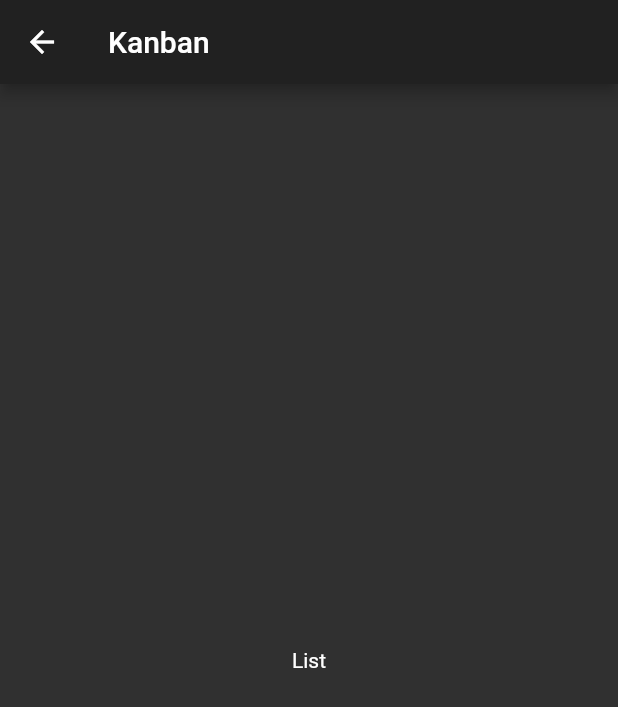
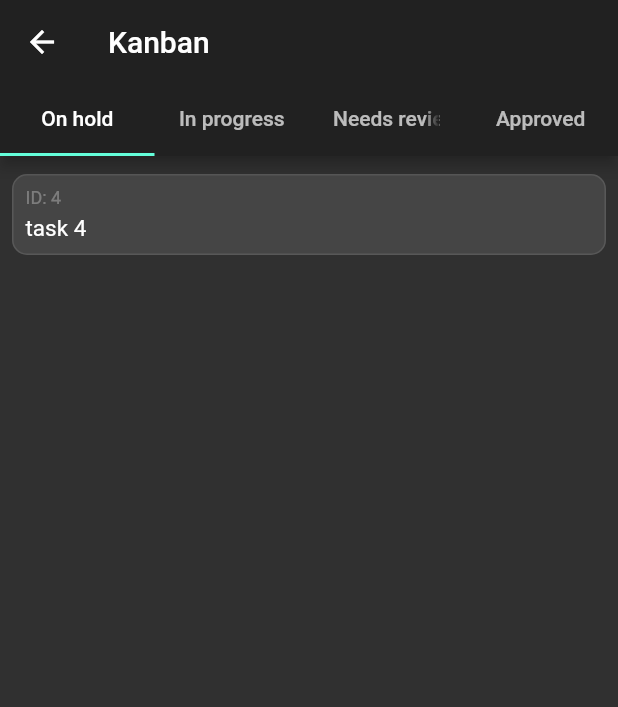
Before and after one commit to LamaMen/ne_kidaem_test, a Flutter app: the TasksListPage screen opened by its route, on a phone screen of 412 x 824 dp. Shown: the top 707 px of the screen. Run offline on Flutter 3.47's test engine with Material 2 defaults, Android fonts, the phone set to English and light mode, and no system bars.

Commit message:
Завершил вёрстку

```diff
--- a/lib/main.dart
+++ b/lib/main.dart
@@ -22,23 +22,29 @@ class MyApp extends StatelessWidget {
   Route? _getRoute(RouteSettings settings) {
     switch (settings.name) {
       case LoginPage.route:
-        return RouteBuilder(
-          widget: LoginPage(title: title),
-          settings: settings,
-        );
+        return SlideRightRoute(page: LoginPage(title));
       case TasksListPage.route:
-        return RouteBuilder(
-          widget: TasksListPage(title: title),
-          settings: settings,
-        );
+        return SlideRightRoute(page: TasksListPage(title));
     }
   }
 }
 
-class RouteBuilder extends PageRouteBuilder {
-  RouteBuilder({required Widget widget, required RouteSettings settings})
+class SlideRightRoute extends PageRouteBuilder {
+  final Widget page;
+
+  SlideRightRoute({required this.page})
       : super(
-          pageBuilder: (context, animation, secondaryAnimation) => widget,
-          settings: settings,
+          pageBuilder: (BuildContext context, Animation<double> animation,
+                  Animation<double> secondaryAnimation) =>
+              page,
+          transitionsBuilder: (BuildContext context,
+                  Animation<double> animation,
+                  Animation<double> secondaryAnimation,
+                  Widget child) =>
+              SlideTransition(
+            position: Tween<Offset>(begin: const Offset(1, 0), end: Offset.zero)
+                .animate(animation),
+            child: child,
+          ),
         );
 }
--- a/lib/ui/login/screen.dart
+++ b/lib/ui/login/screen.dart
@@ -9,7 +9,7 @@ import 'widgets/field.dart';
 class LoginPage extends StatefulWidget {
   static const route = 'login';
 
-  LoginPage({Key? key, required this.title}) : super(key: key);
+  LoginPage(this.title, {Key? key}) : super(key: key);
   final String title;
 
   @override
--- /dev/null
+++ b/lib/ui/tasks_list/models/task.dart
@@ -0,0 +1,11 @@
+class Task {
+  final int id;
+  final String title;
+  final TaskCategory category;
+
+  Task({required this.id, required this.title, required this.category});
+
+  bool checkCategory(TaskCategory category) => this.category == category;
+}
+
+enum TaskCategory { OnHold, InProgress, NeedsReview, Approved }
--- a/lib/ui/tasks_list/screen.dart
+++ b/lib/ui/tasks_list/screen.dart
@@ -1,15 +1,63 @@
 import 'package:flutter/material.dart';
+import 'package:ne_kidaem_test/ui/tasks_list/widget/list.dart';
+
+import 'models/task.dart';
 
 class TasksListPage extends StatelessWidget {
   static const route = 'list';
   final String title;
-  const TasksListPage({Key? key, required this.title}) : super(key: key);
+  final tasks = [
+    Task(id: 1, title: 'task 1', category: TaskCategory.Approved),
+    Task(id: 2, title: 'task 2', category: TaskCategory.InProgress),
+    Task(id: 3, title: 'task 3', category: TaskCategory.NeedsReview),
+    Task(id: 4, title: 'task 4', category: TaskCategory.OnHold),
+    Task(id: 5, title: 'task 5', category: TaskCategory.NeedsReview),
+    Task(id: 6, title: 'task 6', category: TaskCategory.Approved),
+  ];
+
+  TasksListPage(this.title, {Key? key}) : super(key: key);
 
   @override
   Widget build(BuildContext context) {
-    return Scaffold(
-      appBar: AppBar(title: Text(title)),
-      body: Center(child: Text('List')),
+    return DefaultTabController(
+      length: 4,
+      child: Scaffold(
+        appBar: AppBar(
+          title: Text(title),
+          bottom: TabBar(
+            tabs: [
+              Tab(text: 'On hold'),
+              Tab(text: 'In progress'),
+              Tab(text: 'Needs review'),
+              Tab(text: 'Approved'),
+            ],
+          ),
+        ),
+        body: TabBarView(
+          children: [
+            CategoryList(
+              tasks: _selectTaskByCategory(TaskCategory.OnHold),
+              isLoad: false,
+            ),
+            CategoryList(
+              tasks: _selectTaskByCategory(TaskCategory.InProgress),
+              isLoad: false,
+            ),
+            CategoryList(
+              tasks: _selectTaskByCategory(TaskCategory.NeedsReview),
+              isLoad: false,
+            ),
+            CategoryList(
+              tasks: _selectTaskByCategory(TaskCategory.Approved),
+              isLoad: false,
+            ),
+          ],
+        ),
+      ),
     );
   }
+
+  List<Task> _selectTaskByCategory(TaskCategory category) {
+    return tasks.where((task) => task.checkCategory(category)).toList();
+  }
 }
--- /dev/null
+++ b/lib/ui/tasks_list/widget/list.dart
@@ -0,0 +1,32 @@
+import 'package:flutter/material.dart';
+import 'package:ne_kidaem_test/ui/constants.dart';
+import 'package:ne_kidaem_test/ui/tasks_list/models/task.dart';
+import 'package:ne_kidaem_test/ui/tasks_list/widget/task.dart';
+
+class CategoryList extends StatelessWidget {
+  final List<Task>? tasks;
+  final bool isLoad;
+
+  const CategoryList({Key? key, this.isLoad = false, this.tasks})
+      : assert(isLoad || tasks != null),
+        super(key: key);
+
+  @override
+  Widget build(BuildContext context) {
+    return isLoad ? _load() : _list();
+  }
+
+  Widget _load() {
+    return Center(child: CircularProgressIndicator());
+  }
+
+  Widget _list() {
+    return Padding(
+      padding: const EdgeInsets.all(defaultPadding),
+      child: ListView.builder(
+        itemCount: tasks!.length,
+        itemBuilder: (context, index) => TaskItem(task: tasks![index]),
+      ),
+    );
+  }
+}
--- /dev/null
+++ b/lib/ui/tasks_list/widget/task.dart
@@ -0,0 +1,36 @@
+import 'package:flutter/material.dart';
+import 'package:ne_kidaem_test/ui/constants.dart';
+import 'package:ne_kidaem_test/ui/tasks_list/models/task.dart';
+
+class TaskItem extends StatelessWidget {
+  final Task task;
+
+  const TaskItem({Key? key, required this.task}) : super(key: key);
+
+  @override
+  Widget build(BuildContext context) {
+    return Container(
+      padding: const EdgeInsets.all(defaultPadding),
+      margin: const EdgeInsets.symmetric(vertical: defaultPadding / 2),
+      decoration: BoxDecoration(
+        color: Colors.white10,
+        borderRadius: const BorderRadius.all(Radius.circular(10)),
+        border: Border.all(color: Colors.white10),
+      ),
+      child: Column(
+        crossAxisAlignment: CrossAxisAlignment.start,
+        children: [
+          Text(
+            'ID: ${task.id}',
+            style: TextStyle(fontSize: 12, color: Colors.white30),
+          ),
+          SizedBox(height: defaultPadding / 2),
+          Text(
+            task.title,
+            style: TextStyle(fontSize: 15, color: Colors.white),
+          ),
+        ],
+      ),
+    );
+  }
+}
```
